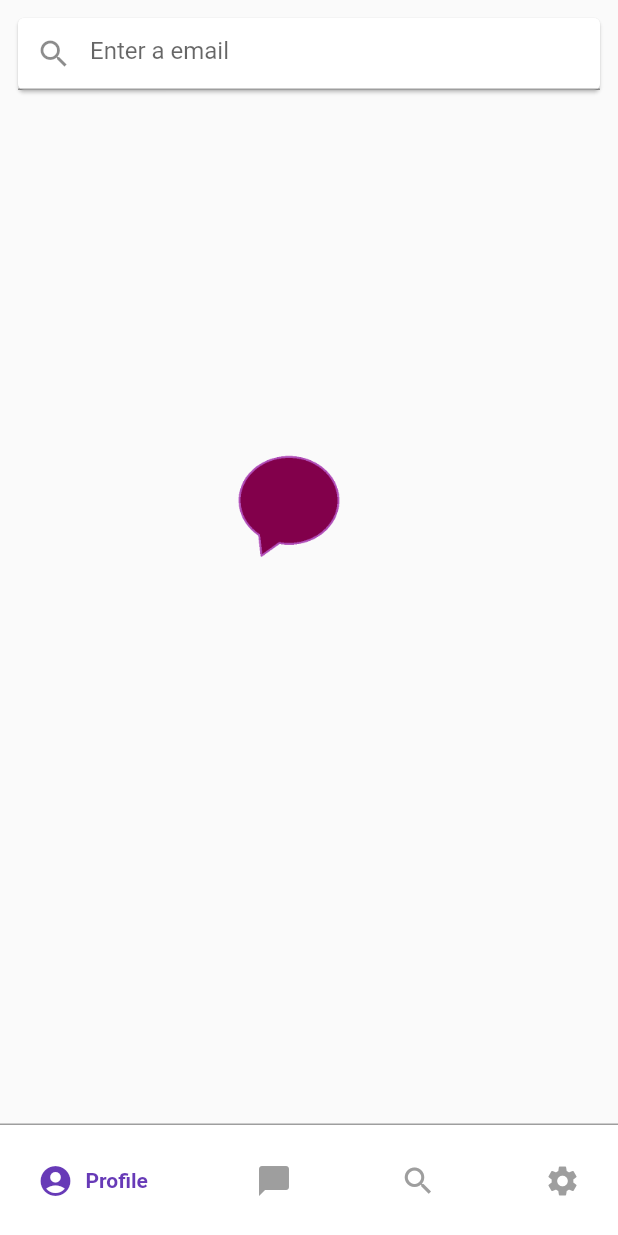
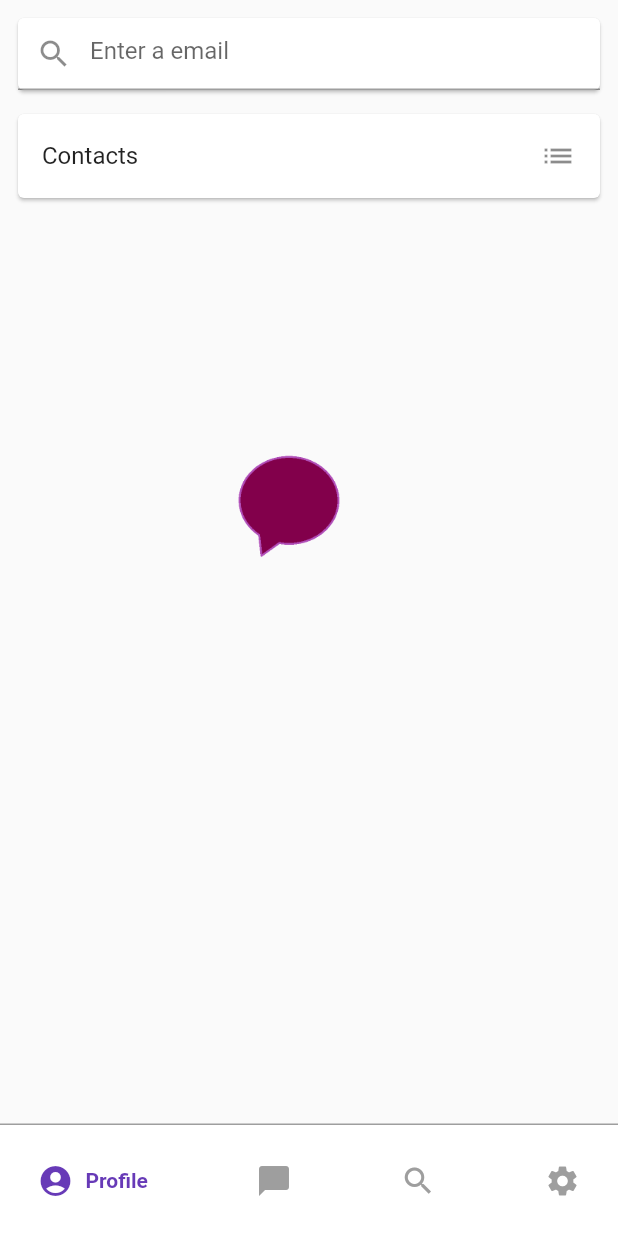
Before and after one commit to selimscorbaci/3311456_213311082, a Flutter app: the SearchPage screen opened by its route, on a phone screen of 412 x 824 dp. Run offline on Flutter 3.47's test engine with Material 2 defaults, Android fonts, the phone set to English and light mode, and no system bars; drawn by our look-alikes of google_nav_bar; our stand-ins replace cloud_firestore, firebase_auth, firebase_core, firebase_storage, fl_chart, fluttertoast and 4 more; accounts and stored records are empty; generated files the repository leaves out were written again; network calls fail.

Commit message:
contacts improved

```diff
--- a/lib/config/route_generator.dart
+++ b/lib/config/route_generator.dart
@@ -1,5 +1,6 @@
 import 'package:chat_app/pages/authpages/passforgot_page.dart';
 import 'package:chat_app/pages/chat_page.dart';
+import 'package:chat_app/pages/contact_page.dart';
 import 'package:chat_app/pages/home_page.dart';
 import 'package:chat_app/pages/authpages/create_account_page.dart';
 import 'package:chat_app/pages/authpages/login_page.dart';
@@ -34,9 +35,14 @@ class RouteGenerator {
         return MaterialPageRoute(
           builder: (_) => ForgotPage(),
         );
+
       case '/statisticsPage':
         return MaterialPageRoute(
           builder: (_) => StatisticsPage(),
+        );
+      case '/friendsPage':
+        return MaterialPageRoute(
+          builder: (_) => ContactPage(),
         );
       default:
         break;
--- a/lib/pages/search_page.dart
+++ b/lib/pages/search_page.dart
@@ -19,29 +19,28 @@ class SearchPage extends StatelessWidget {
               Padding(
                 padding: const EdgeInsets.all(8.0),
                 child: Card(
-                  child: Consumer<Userinfo>(
-                    builder: (_, email, __) {
-                      return TextField(
-                        onChanged: (value) {
-                          onSearch(_, value);
-                        },
-                        decoration: InputDecoration(
-                            prefixIcon: Icon(Icons.search),
-                            hintText: "Enter a email"),
-                      );
+                  child: TextField(
+                    onChanged: (value) {
+                      onSearch(context, value);
                     },
+                    decoration: InputDecoration(
+                        prefixIcon: Icon(Icons.search),
+                        hintText: "Enter a email"),
                   ),
                 ),
               ),
-              // Padding(
-              //   padding: const EdgeInsets.only(left: 8.0, right: 8),
-              //   child: Card(
-              //     child: ListTile(
-              //       trailing: Icon(Icons.arrow_drop_down_circle_rounded),
-              //       title: Text("Friends"),
-              //     ),
-              //   ),
-              // ),
+              Padding(
+                padding: const EdgeInsets.only(left: 8.0, right: 8),
+                child: Card(
+                  child: ListTile(
+                    onTap: () {
+                      Navigator.of(context).pushNamed('/friendsPage');
+                    },
+                    trailing: Icon(Icons.list),
+                    title: Text("Contacts"),
+                  ),
+                ),
+              ),
               Padding(
                 padding: const EdgeInsets.all(12.0),
                 child: Card(
@@ -69,36 +68,6 @@ class SearchPage extends StatelessWidget {
                           )
                         : Container()),
               ),
-              // StreamBuilder(
-              //   stream: FirebaseFirestore.instance
-              //       .collection('users')
-              //       .snapshots(),
-              //   builder: (context, snapshot) {
-              //     if (snapshot.hasData) {
-              //       final data = snapshot.data?.docs;
-              //       List users = [];
-              //       for (var i in data!) {
-              //         users.add(i);
-              //       }
-
-              //       return Container(
-              //         height: 200,
-              //         child: ListView.builder(
-              //           scrollDirection: Axis.horizontal,
-              //           itemCount: users.length,
-              //           shrinkWrap: true,
-              //           itemBuilder: (context, index) {
-              //             return SearchPageFriends(
-              //               index: index,
-              //               users: users,
-              //             );
-              //           },
-              //         ),
-              //       );
-              //     }
-              //     return CircularProgressIndicator();
-              //   },
-              // ),
             ],
           ),
         ),
```
Also changed, not shown: lib/pages/contact_page.dart (added, +55 -0 lines), lib/widgets/contactfriends.dart (added, +36 -0 lines), lib/widgets/searchpagefriends.dart (deleted, +0 -29 lines).
